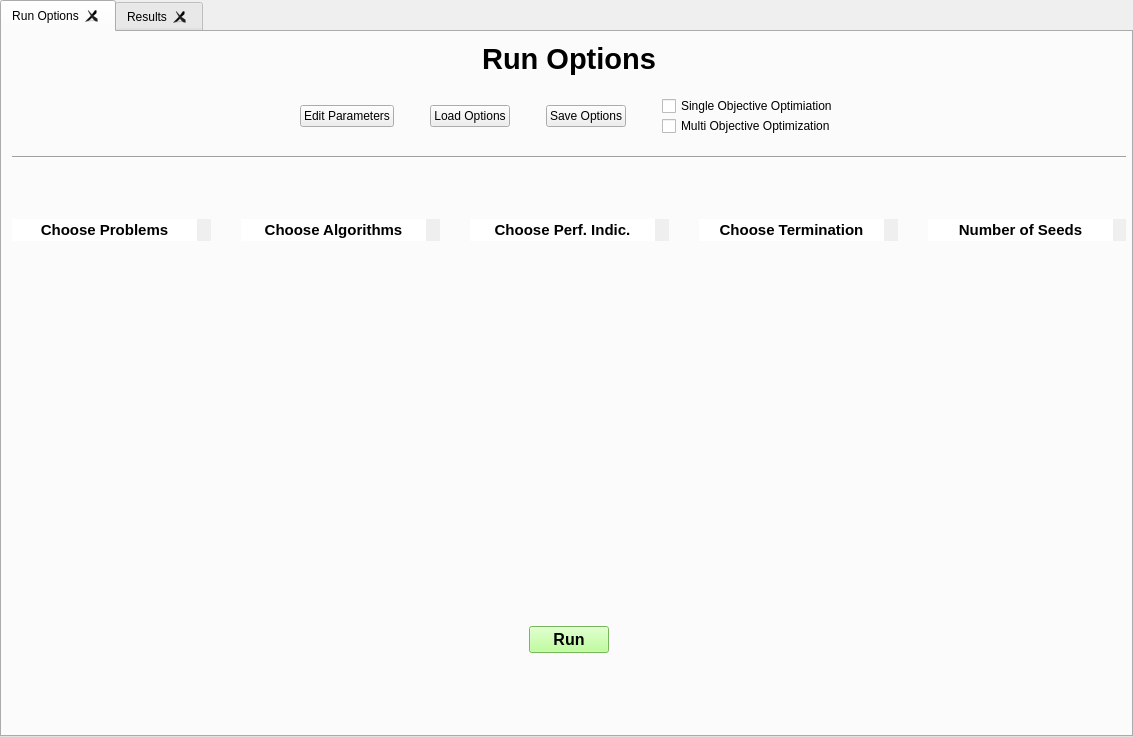
Above: frontend/designer_templates/main_window/main_tabs.ui from tomaslibanomonteiro/Thesis-code before the change. Below: the same form after it.
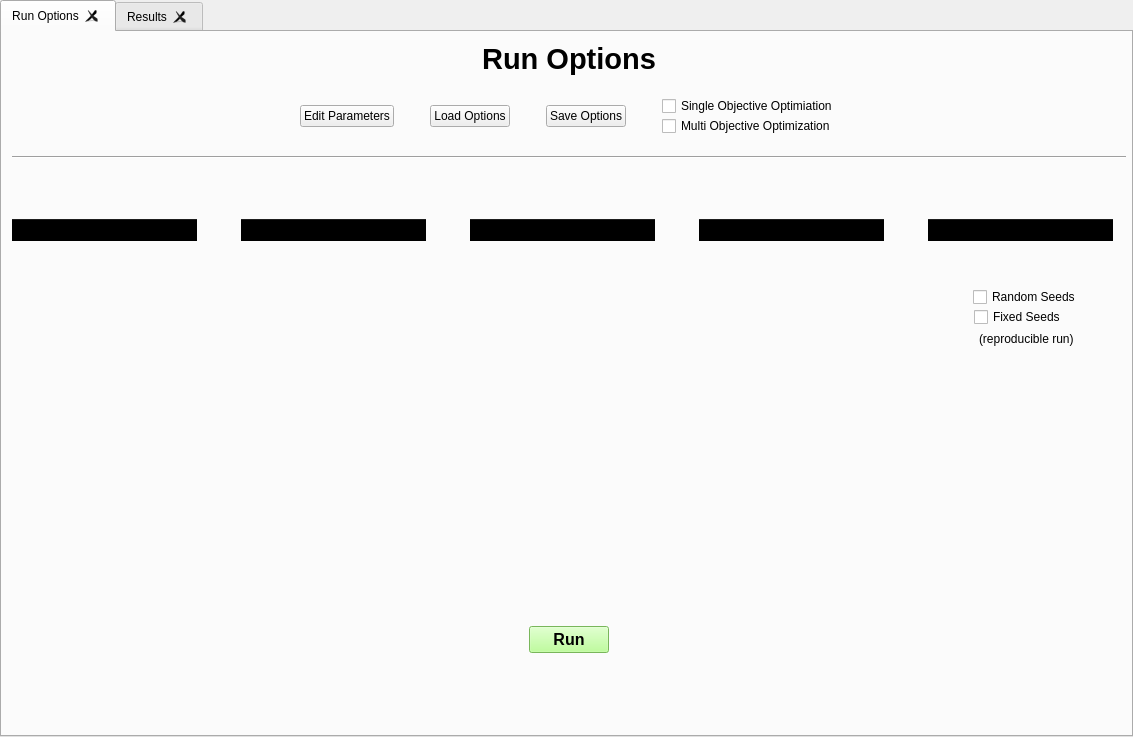
That is the form after the change.

```diff
--- a/frontend/designer_templates/main_window/main_tabs.ui
+++ b/frontend/designer_templates/main_window/main_tabs.ui
@@ -224,15 +224,8 @@
             <bool>false</bool>
            </property>
            <property name="styleSheet">
-            <string notr="true">QTableView { 
+            <string notr="true">QAbstractScrollArea { 
     background-color: transparent; 
-}
-QTableView::item { 
-    background-color: transparent; 
-}
-QHeaderView::section {
-    background-color: white;
-	border:0;
 }</string>
            </property>
            <property name="frameShape">
@@ -353,15 +346,8 @@
             <bool>false</bool>
            </property>
            <property name="styleSheet">
-            <string notr="true">QTableView { 
+            <string notr="true">QAbstractScrollArea { 
     background-color: transparent; 
-}
-QTableView::item { 
-    background-color: transparent; 
-}
-QHeaderView::section {
-    background-color: white;
-	border:0;
 }</string>
            </property>
            <property name="frameShape">
@@ -482,15 +468,8 @@
             <bool>false</bool>
            </property>
            <property name="styleSheet">
-            <string notr="true">QTableView { 
+            <string notr="true">QAbstractScrollArea { 
     background-color: transparent; 
-}
-QTableView::item { 
-    background-color: transparent; 
-}
-QHeaderView::section {
-    background-color: white;
-	border:0;
 }</string>
            </property>
            <property name="frameShape">
@@ -602,15 +581,8 @@
             <bool>false</bool>
            </property>
            <property name="styleSheet">
-            <string notr="true">QTableView { 
+            <string notr="true">QAbstractScrollArea { 
     background-color: transparent; 
-}
-QTableView::item { 
-    background-color: transparent; 
-}
-QHeaderView::section {
-    background-color: white;
-	border:0;
 }</string>
            </property>
            <property name="frameShape">
@@ -686,7 +658,18 @@
            </item>
           </widget>
          </item>
-         <item alignment="Qt::AlignTop">
+         <item>
+          <layout class="QVBoxLayout" name="verticalLayout_5">
+           <property name="spacing">
+            <number>0</number>
+           </property>
+           <property name="topMargin">
+            <number>0</number>
+           </property>
+           <property name="bottomMargin">
+            <number>170</number>
+           </property>
+           <item alignment="Qt::AlignHCenter|Qt::AlignTop">
           <widget class="QTableWidget" name="n_seeds_table">
            <property name="sizePolicy">
             <sizepolicy hsizetype="Fixed" vsizetype="Fixed">
@@ -701,15 +684,8 @@
             <bool>false</bool>
            </property>
            <property name="styleSheet">
-            <string notr="true">QTableView { 
+              <string notr="true">QAbstractScrollArea { 
     background-color: transparent; 
-}
-QTableView::item { 
-    background-color: transparent; 
-}
-QHeaderView::section {
-    background-color: white;
-	border:0;
 }</string>
            </property>
            <property name="frameShape">
@@ -785,6 +761,39 @@
            </item>
           </widget>
          </item>
+           <item alignment="Qt::AlignHCenter">
+            <widget class="QCheckBox" name="rand_seeds_button">
+             <property name="font">
+              <font>
+               <pointsize>9</pointsize>
+              </font>
+             </property>
+             <property name="text">
+              <string>Random Seeds</string>
+             </property>
+            </widget>
+           </item>
+           <item alignment="Qt::AlignHCenter">
+            <widget class="QCheckBox" name="fixed_seeds_button">
+             <property name="font">
+              <font>
+               <pointsize>9</pointsize>
+              </font>
+             </property>
+             <property name="text">
+              <string>Fixed Seeds    </string>
+             </property>
+            </widget>
+           </item>
+           <item alignment="Qt::AlignHCenter">
+            <widget class="QLabel" name="label">
+             <property name="text">
+              <string>(reproducible run)</string>
+             </property>
+            </widget>
+           </item>
+          </layout>
+         </item>
         </layout>
        </item>
       </layout>
```
Left out of the diff: 13 changed lines with no effect on the pictures. Lines whose indentation alone changed are shown as unchanged.
